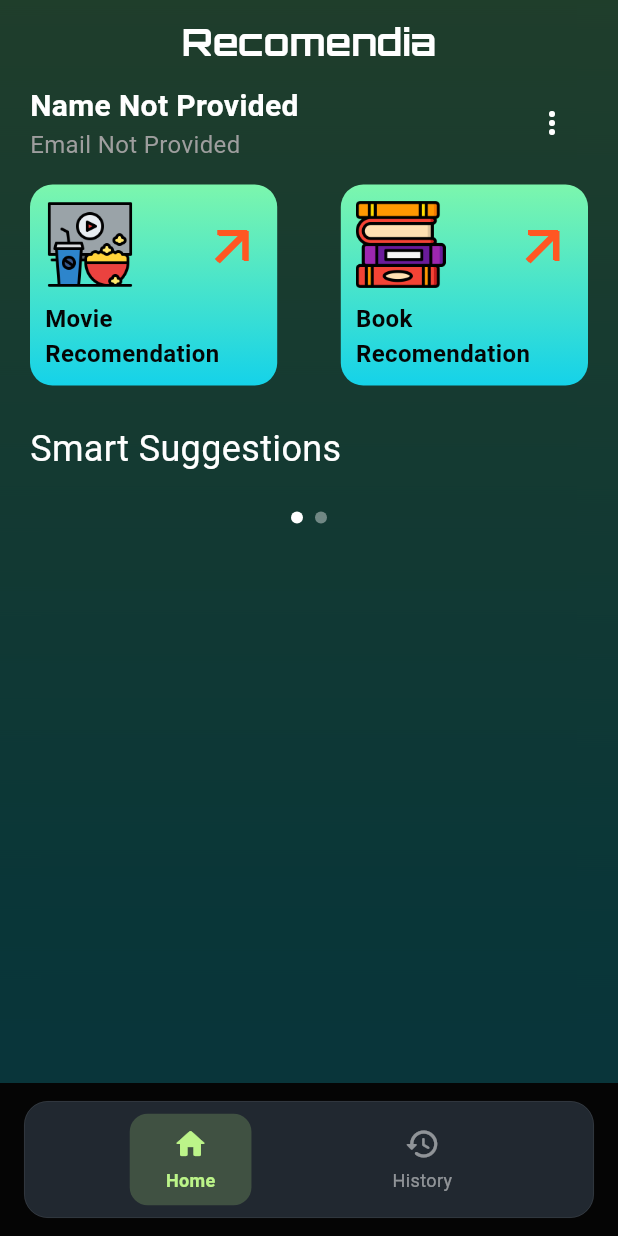
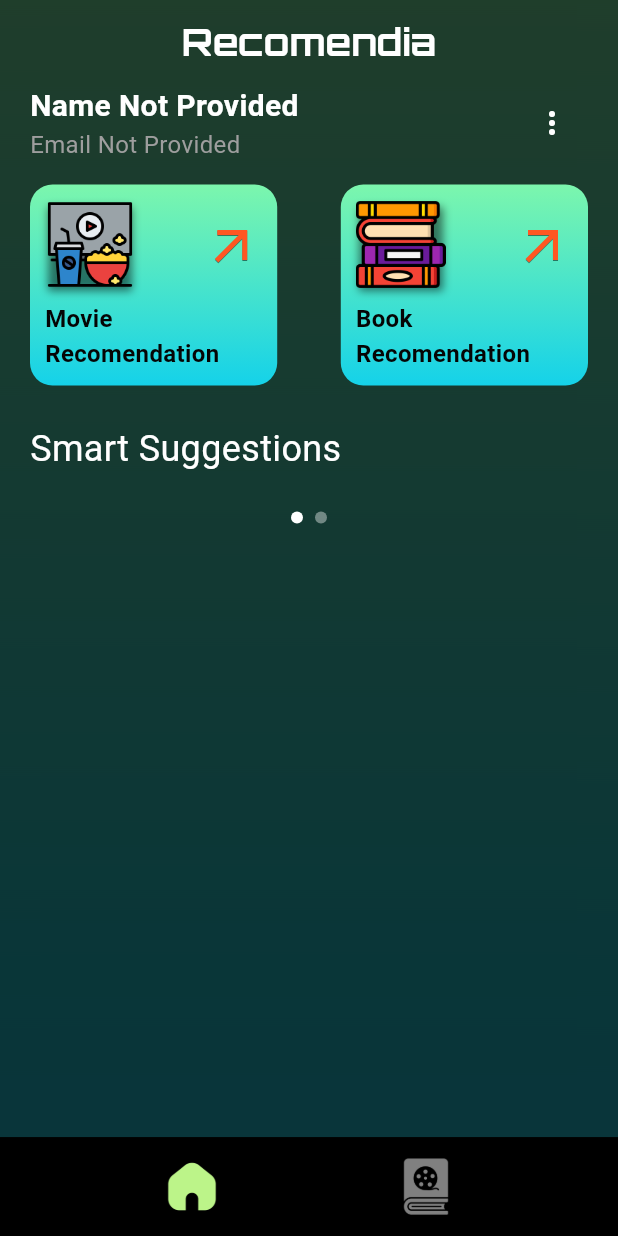
Before and after one commit to kartalkarabulut/recomendiaa, a Flutter app: the PageRooter screen opened directly, on a phone screen of 412 x 824 dp. Run offline on Flutter 3.47's test engine with Material 3 defaults, Android fonts, the phone set to English and light mode, and no system bars; our stand-ins replace cloud_firestore, firebase_auth, firebase_core, flutter_dotenv, flutter_riverpod, google_fonts and 7 more; accounts and stored records are empty; generated files the repository leaves out were written again; Roboto replaces fonts that are missing (Ubuntu).

Commit message:
navbar update

```diff
--- a/lib/Views/Home/widgets/recomendation_type_widget.dart
+++ b/lib/Views/Home/widgets/recomendation_type_widget.dart
@@ -41,15 +41,28 @@ class RecomendationTypeWidget extends StatelessWidget {
             Row(
               mainAxisAlignment: MainAxisAlignment.spaceBetween,
               children: [
-                Image.asset("assets/images/$imagePath", height: 60, width: 60),
-                const Icon(
+                Container(
+                  decoration: BoxDecoration(
+                    boxShadow: [
+                      BoxShadow(
+                        color: Colors.black.withOpacity(0.5),
+                        spreadRadius: -2.0,
+                        blurRadius: 4.0,
+                        offset: Offset(0, 3), // changes position of shadow
+                      ),
+                    ],
+                  ),
+                  child: Image.asset("assets/images/$imagePath",
+                      height: 60, width: 60),
+                ),
+                Icon(
                   Icons.arrow_outward_outlined,
                   size: 40,
                   // weight: 300.00,
                   shadows: [
                     Shadow(
-                      color: Colors.deepOrange,
-                      offset: Offset(1, 1),
+                      color: Colors.black.withOpacity(0.5),
+                      offset: Offset(0, 1),
                     ),
                   ],
                   color: Colors.deepOrange,
--- a/lib/app/page_rooter_widget.dart
+++ b/lib/app/page_rooter_widget.dart
@@ -4,77 +4,112 @@ import 'package:flutter/material.dart';
 import 'package:flutter_riverpod/flutter_riverpod.dart';
 import 'package:recomendiaa/Views/Home/home_page.dart';
 import 'package:recomendiaa/Views/history/recomendation_history_view.dart';
+import 'package:recomendiaa/core/constants/app_constans.dart';
 import 'package:recomendiaa/core/theme/colors/app_colors.dart';
 import 'package:recomendiaa/core/theme/colors/gradient_colors.dart';
 import 'package:recomendiaa/providers/app_providers.dart';
 
+class PageRooter extends ConsumerWidget {
+  PageRooter({super.key});
+  List<Widget> pages = [
+    const HomePage(),
+    const RecomendationHistory(),
+  ];
+  @override
+  Widget build(BuildContext context, WidgetRef ref) {
+    final pageIndex = ref.watch(pageIndexProvider);
+    return Scaffold(
+        body: pages[pageIndex],
+        bottomNavigationBar: Container(
+          height: AppConstants.screenHeight(context) * 0.08,
+          decoration: BoxDecoration(color: Colors.black),
+          child: Row(
+            mainAxisAlignment: MainAxisAlignment.spaceEvenly,
+            children: [
+              IconButton(
+                  onPressed: () {
+                    ref.read(pageIndexProvider.notifier).state = 0;
+                  },
+                  icon: Image.asset(
+                    "assets/logos/home.png",
+                    height: 40,
+                    width: 40,
+                    color: pageIndex == 0
+                        ? AppColors.yellowGreenColor
+                        : Colors.white.withOpacity(0.5),
+                  )),
+              IconButton(
+                  onPressed: () {
+                    ref.read(pageIndexProvider.notifier).state = 1;
+                  },
+                  icon: Image.asset(
+                    "assets/logos/history.png",
+                    height: 40,
+                    width: 40,
+                    color: pageIndex == 1
+                        ? AppColors.yellowGreenColor
+                        : Colors.white.withOpacity(0.5),
+                  )),
+            ],
+          ),
+        )
+        // BottomNavigationBar(
+        //   backgroundColor: AppColors.darkBackgorind.withOpacity(0.9),
+        //   currentIndex: pageIndex,
+        //   elevation: 8, // Gölge efekti
+        //   selectedItemColor: Colors.white, // Seçili öğe rengi
+        //   unselectedItemColor:
+        //       Colors.white.withOpacity(0.6), // Seçili olmayan öğe rengi
+        //   selectedLabelStyle: const TextStyle(
+        //     fontWeight: FontWeight.bold,
+        //     fontSize: 14,
+        //   ),
+        //   type: BottomNavigationBarType.fixed, // Sabit genişlik
+        //   onTap: (index) {
+        //     ref.read(pageIndexProvider.notifier).state = index;
+        //   },
+        //   items: const [
+        //     BottomNavigationBarItem(
+        //       icon: Icon(Icons.home_rounded), // Yuvarlak köşeli icon
+        //       activeIcon:
+        //           Icon(Icons.home_rounded, size: 28), // Seçili durumda büyük icon
+        //       label: 'Home',
+        //     ),
+        //     BottomNavigationBarItem(
+        //       icon: Icon(Icons.history_rounded), // Yuvarlak köşeli icon
+        //       activeIcon: Icon(Icons.history_rounded,
+        //           size: 28), // Seçili durumda büyük icon
+        //       label: 'History',
+        //     ),
+        //   ],
+        // ),
+        );
+  }
+}
+
 // class PageRooter extends ConsumerWidget {
 //   PageRooter({super.key});
+
 //   List<Widget> pages = [
 //     const HomePage(),
 //     const RecomendationHistory(),
 //   ];
+
 //   @override
 //   Widget build(BuildContext context, WidgetRef ref) {
 //     final pageIndex = ref.watch(pageIndexProvider);
+
 //     return Scaffold(
 //       body: pages[pageIndex],
-//       bottomNavigationBar: BottomNavigationBar(
-//         backgroundColor: Colors.orange.withOpacity(0.5),
+//       bottomNavigationBar: CustomBottomNavigationBar(
 //         currentIndex: pageIndex,
-//         elevation: 8, // Gölge efekti
-//         selectedItemColor: Colors.white, // Seçili öğe rengi
-//         unselectedItemColor:
-//             Colors.white.withOpacity(0.6), // Seçili olmayan öğe rengi
-//         selectedLabelStyle: const TextStyle(
-//           fontWeight: FontWeight.bold,
-//           fontSize: 14,
-//         ),
-//         type: BottomNavigationBarType.fixed, // Sabit genişlik
 //         onTap: (index) {
 //           ref.read(pageIndexProvider.notifier).state = index;
 //         },
-//         items: const [
-//           BottomNavigationBarItem(
-//             icon: Icon(Icons.home_rounded), // Yuvarlak köşeli icon
-//             activeIcon:
-//                 Icon(Icons.home_rounded, size: 28), // Seçili durumda büyük icon
-//             label: 'Home',
-//           ),
-//           BottomNavigationBarItem(
-//             icon: Icon(Icons.history_rounded), // Yuvarlak köşeli icon
-//             activeIcon: Icon(Icons.history_rounded,
-//                 size: 28), // Seçili durumda büyük icon
-//             label: 'History',
-//           ),
-//         ],
 //       ),
 //     );
 //   }
 // }
-class PageRooter extends ConsumerWidget {
-  PageRooter({super.key});
-
-  List<Widget> pages = [
-    const HomePage(),
-    const RecomendationHistory(),
-  ];
-
-  @override
-  Widget build(BuildContext context, WidgetRef ref) {
-    final pageIndex = ref.watch(pageIndexProvider);
-
-    return Scaffold(
-      body: pages[pageIndex],
-      bottomNavigationBar: CustomBottomNavigationBar(
-        currentIndex: pageIndex,
-        onTap: (index) {
-          ref.read(pageIndexProvider.notifier).state = index;
-        },
-      ),
-    );
-  }
-}
 
 class CustomBottomNavigationBar extends StatelessWidget {
   final int currentIndex;
@@ -95,13 +130,13 @@ class CustomBottomNavigationBar extends StatelessWidget {
           NavigationItem(
             isSelected: currentIndex == 0,
             onTap: () => onTap(0),
-            icon: Icons.home_rounded,
+            iconPath: "assets/logos/home.png",
             label: 'Home',
           ),
           NavigationItem(
             isSelected: currentIndex == 1,
             onTap: () => onTap(1),
-            icon: Icons.history_rounded,
+            iconPath: "assets/logos/history.png",
             label: 'History',
           ),
         ],
@@ -121,15 +156,16 @@ class NavigationBarContainer extends StatelessWidget {
   @override
   Widget build(BuildContext context) {
     return Container(
+      height: AppConstants.screenHeight(context) * 0.08,
       margin: const EdgeInsets.symmetric(horizontal: 16, vertical: 12),
       padding: const EdgeInsets.symmetric(vertical: 8),
       decoration: BoxDecoration(
-        color: AppColors.darkBackgorind.withOpacity(0.9),
+        // color: AppColors.darkBackgorind.withOpacity(0.9),
         borderRadius: BorderRadius.circular(16),
-        border: Border.all(
-          color: Colors.white.withOpacity(0.1),
-          width: 0.5,
-        ),
+        // border: Border.all(
+        //   color: Colors.white.withOpacity(0.1),
+        //   width: 0.5,
+        // ),
       ),
       child: child,
     );
@@ -139,14 +175,14 @@ class NavigationBarContainer extends StatelessWidget {
 class NavigationItem extends StatelessWidget {
   final bool isSelected;
   final VoidCallback onTap;
-  final IconData icon;
+  final String iconPath;
   final String label;
 
   const NavigationItem({
     Key? key,
     required this.isSelected,
     required this.onTap,
-    required this.icon,
+    required this.iconPath,
     required this.label,
   }) : super(key: key);
 
@@ -165,24 +201,34 @@ class NavigationItem extends StatelessWidget {
         child: Column(
           mainAxisSize: MainAxisSize.min,
           children: [
-            Icon(
-              icon,
-              size: 24,
-              color: isSelected
-                  ? AppColors.yellowGreenColor
-                  : Colors.white.withOpacity(0.5),
-            ),
-            const SizedBox(height: 4),
-            Text(
-              label,
-              style: TextStyle(
-                color: isSelected
-                    ? AppColors.yellowGreenColor
-                    : Colors.white.withOpacity(0.5),
-                fontSize: 12,
-                fontWeight: isSelected ? FontWeight.w600 : FontWeight.normal,
-              ),
-            ),
+            IconButton(
+                onPressed: onTap,
+                icon: Image.asset(
+                  color: isSelected
+                      ? AppColors.yellowGreenColor
+                      : Colors.white.withOpacity(0.5),
+                  iconPath,
+                  height: 30,
+                  width: 30,
+                )),
+            // Icon(
+            //   icon,
+            //   size: 24,
+            //   color: isSelected
+            //       ? AppColors.yellowGreenColor
+            //       : Colors.white.withOpacity(0.5),
+            // ),
+            // const SizedBox(height: 4),
+            // Text(
+            //   label,
+            //   style: TextStyle(
+            //     color: isSelected
+            //         ? AppColors.yellowGreenColor
+            //         : Colors.white.withOpacity(0.5),
+            //     fontSize: 12,
+            //     fontWeight: isSelected ? FontWeight.w600 : FontWeight.normal,
+            //   ),
+            // ),
           ],
         ),
       ),
--- a/lib/services/ad-services/ads_services.dart
+++ b/lib/services/ad-services/ads_services.dart
@@ -1,7 +1,7 @@
 import 'package:google_mobile_ads/google_mobile_ads.dart';
 import 'package:logger/logger.dart';
 
-class NewAdService {
+class AdverstasingService {
   static const String _interstitialAdUnitId =
       'ca-app-pub-9468367932651303/2073876483';
 
```
Also changed, not shown: lib/providers/ad_services_providers.dart (+5 -5 lines), assets/logos/history.png (added), assets/logos/home.png (added).
